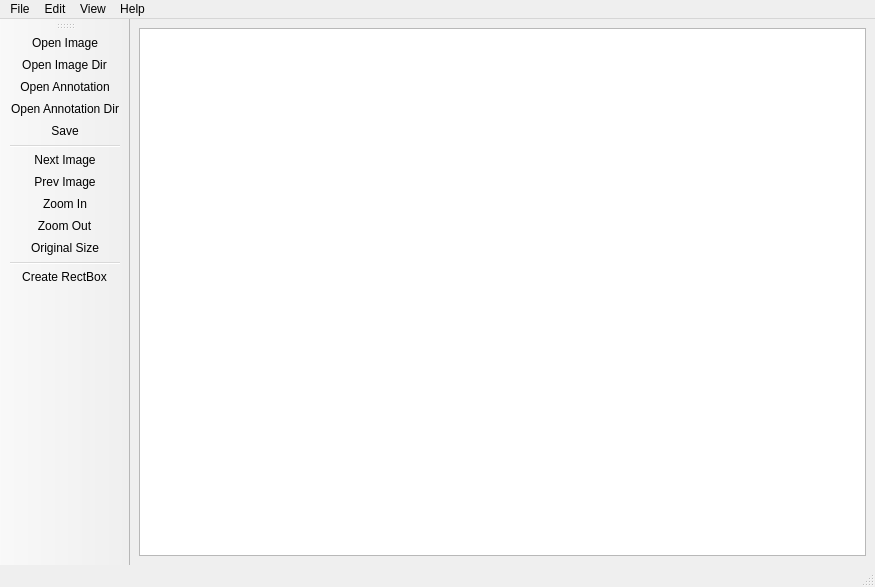
Before: the Qt Designer form Form.ui in afterimagex/SuperLabelTool, drawn with Qt 5.
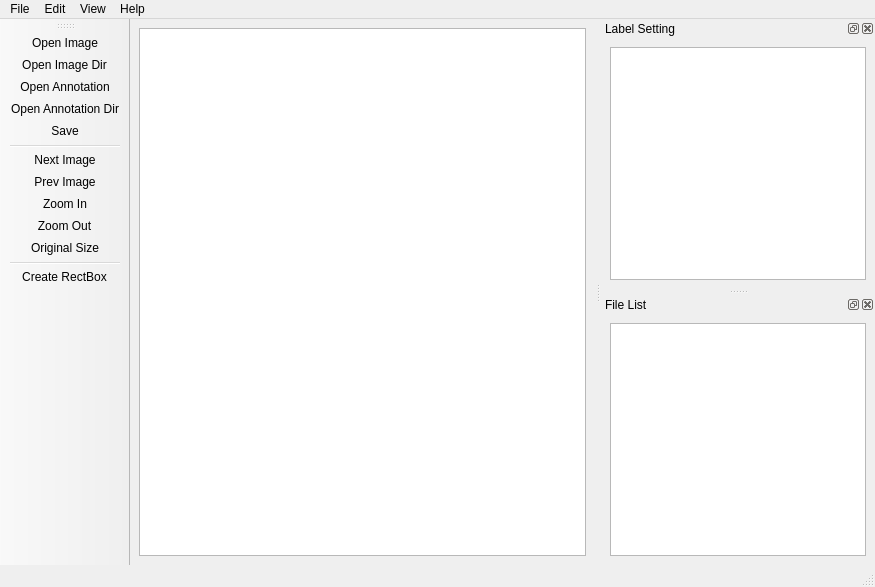
After: the same form once the commit is applied. Icons and pictures are not drawn.

```diff
--- a/Form.ui
+++ b/Form.ui
@@ -102,6 +102,57 @@
    <addaction name="actionCreate_RectBox"/>
   </widget>
   <widget class="QStatusBar" name="statusBar"/>
+  <widget class="QDockWidget" name="dockSetting">
+   <property name="acceptDrops">
+    <bool>true</bool>
+   </property>
+   <property name="windowTitle">
+    <string>Label Setting</string>
+   </property>
+   <attribute name="dockWidgetArea">
+    <number>2</number>
+   </attribute>
+   <widget class="QWidget" name="dockWidgetContents">
+    <layout class="QGridLayout" name="gridLayout_3">
+     <item row="0" column="0">
+      <widget class="QListWidget" name="listWidget_setting"/>
+     </item>
+    </layout>
+   </widget>
+  </widget>
+  <widget class="QDockWidget" name="dockFilelist">
+   <property name="enabled">
+    <bool>true</bool>
+   </property>
+   <property name="acceptDrops">
+    <bool>true</bool>
+   </property>
+   <property name="inputMethodHints">
+    <set>Qt::ImhNone</set>
+   </property>
+   <property name="floating">
+    <bool>false</bool>
+   </property>
+   <property name="features">
+    <set>QDockWidget::AllDockWidgetFeatures</set>
+   </property>
+   <property name="allowedAreas">
+    <set>Qt::AllDockWidgetAreas</set>
+   </property>
+   <property name="windowTitle">
+    <string>File List</string>
+   </property>
+   <attribute name="dockWidgetArea">
+    <number>2</number>
+   </attribute>
+   <widget class="QWidget" name="dockWidgetContents_2">
+    <layout class="QGridLayout" name="gridLayout_2">
+     <item row="0" column="0">
+      <widget class="QListWidget" name="listWidget_image_list"/>
+     </item>
+    </layout>
+   </widget>
+  </widget>
   <action name="actionOpen">
    <property name="icon">
     <iconset resource="res.qrc">
```
Left out of the diff: 11 changed lines with no effect on the pictures.
